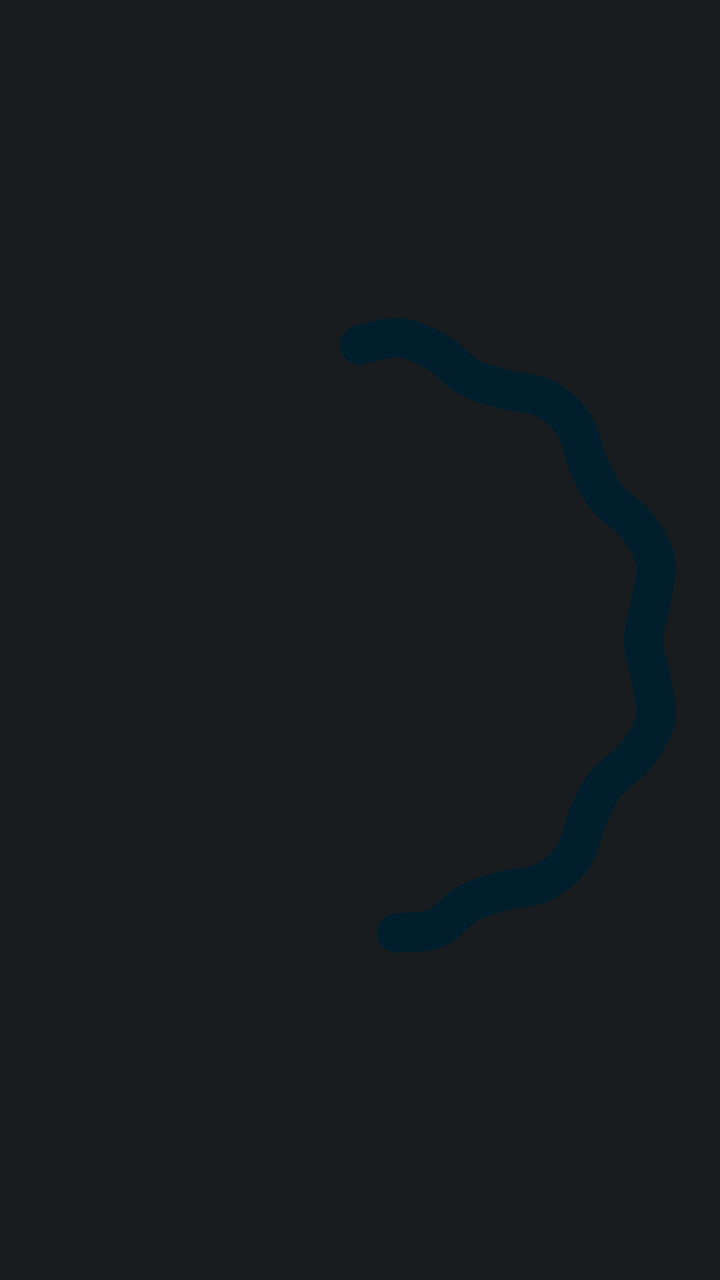
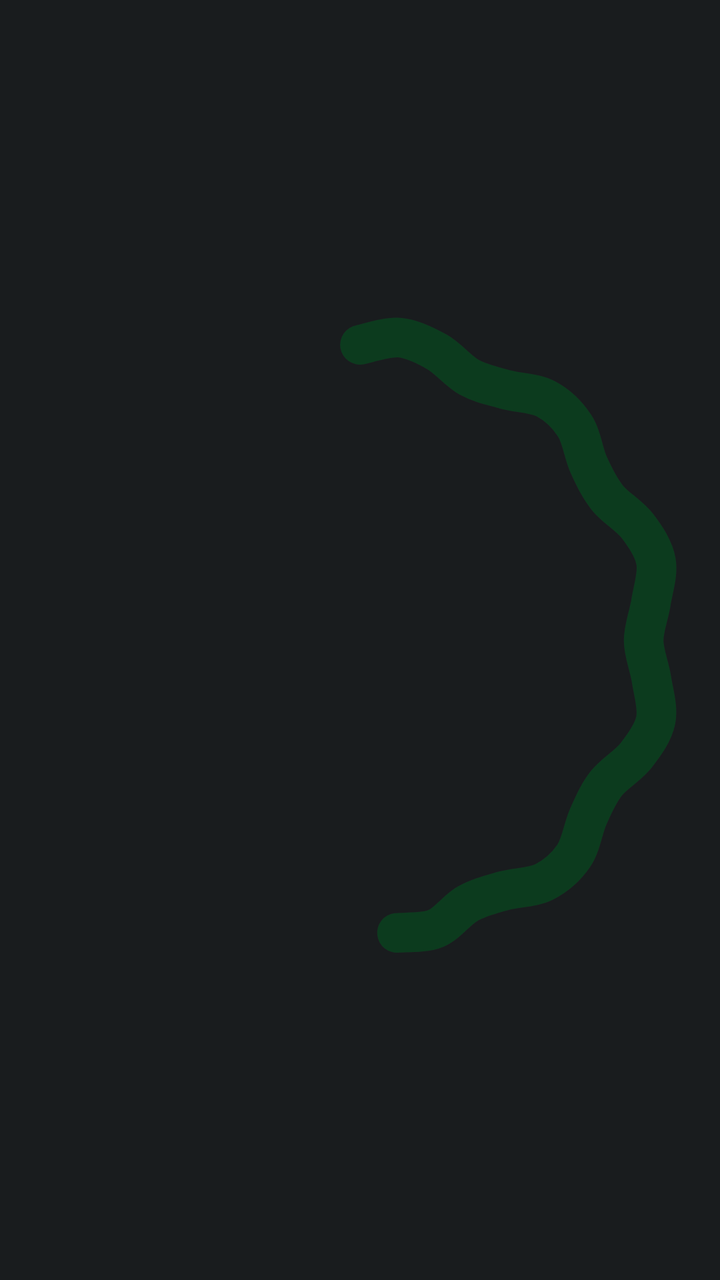

Two renders of the same Android screen: before a commit and after it. Below are the layout's source before the change and the commit's diff.
<!-- AndroidManifest.xml: application theme AppTheme -->
<!-- res/layout/wave_48.xml -->
<?xml version="1.0" encoding="utf-8"?>
<ProgressBar xmlns:android="http://schemas.android.com/apk/res/android"
    android:id="@+id/wave"
    android:layout_width="120dp"
    android:layout_height="120dp"
    android:layout_gravity="center"
    android:indeterminate="true"
    android:indeterminateBehavior="repeat"
    android:indeterminateDuration="1600"
    android:indeterminateDrawable="@drawable/charge_wave_48"
    android:indeterminateTint="@color/g_on_primary_c"
    android:indeterminateTintMode="src_in" />
<!-- resources referenced by this layout -->
<resources>
  <color name="g_on_primary_c">@android:color/system_accent1_900</color>
  <!-- drawable charge_wave_48: vector/xml drawable (drawable, 37703 chars, omitted) -->
  <style name="AppTheme" parent="@android:style/Theme.DeviceDefault.NoActionBar">
          <item name="android:windowBackground">@color/ui_bg</item>
          <item name="android:statusBarColor">@android:color/transparent</item>
          <item name="android:navigationBarColor">@android:color/transparent</item>
          <item name="android:windowLightStatusBar">false</item>
          <item name="android:windowLightNavigationBar">false</item>
      </style>
  <color name="ui_bg">@android:color/system_neutral1_900</color>
</resources>

<!-- the commit's change to res/layout/wave_48.xml (unified diff, before → after) -->
@@ -8,5 +8,5 @@
     android:indeterminateBehavior="repeat"
     android:indeterminateDuration="1600"
     android:indeterminateDrawable="@drawable/charge_wave_48"
-    android:indeterminateTint="@color/g_on_primary_c"
+    android:indeterminateTint="@color/g_on_charge"
     android:indeterminateTintMode="src_in" />
<!-- resource entries referenced after the edit -->
@@ -1,6 +1,6 @@
 <!-- resources referenced by this layout -->
 <resources>
-  <color name="g_on_primary_c">@android:color/system_accent1_900</color>
+  <color name="g_on_charge">#FF0C3B1E</color>
   <!-- drawable charge_wave_48: vector/xml drawable (drawable, 37703 chars, omitted) -->
   <style name="AppTheme" parent="@android:style/Theme.DeviceDefault.NoActionBar">
           <item name="android:windowBackground">@color/ui_bg</item>
